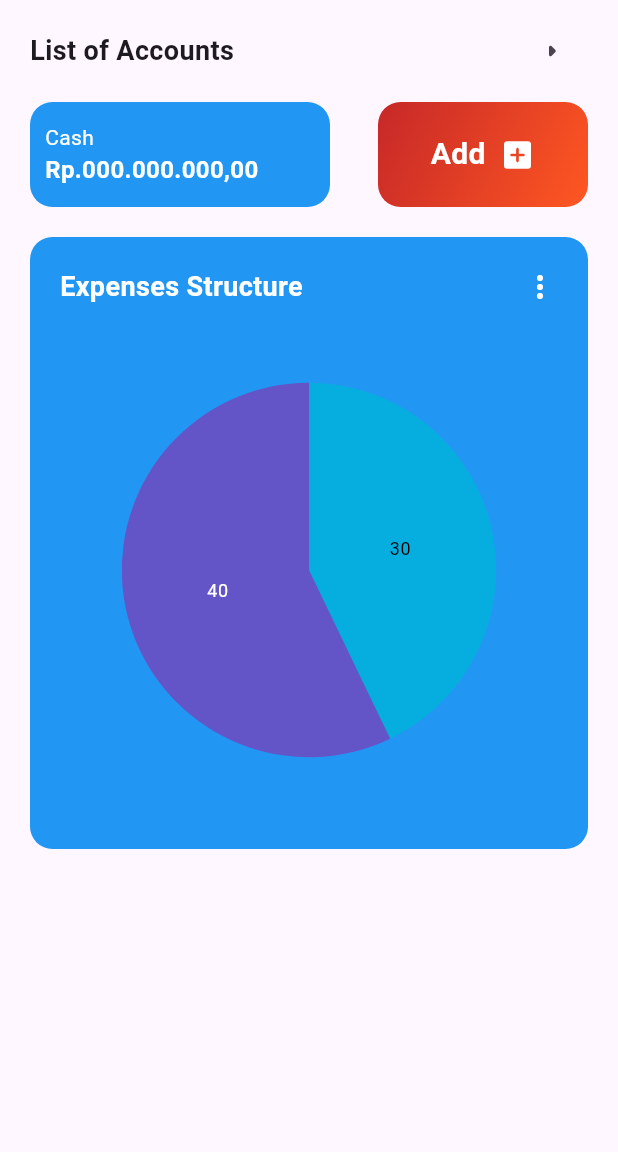
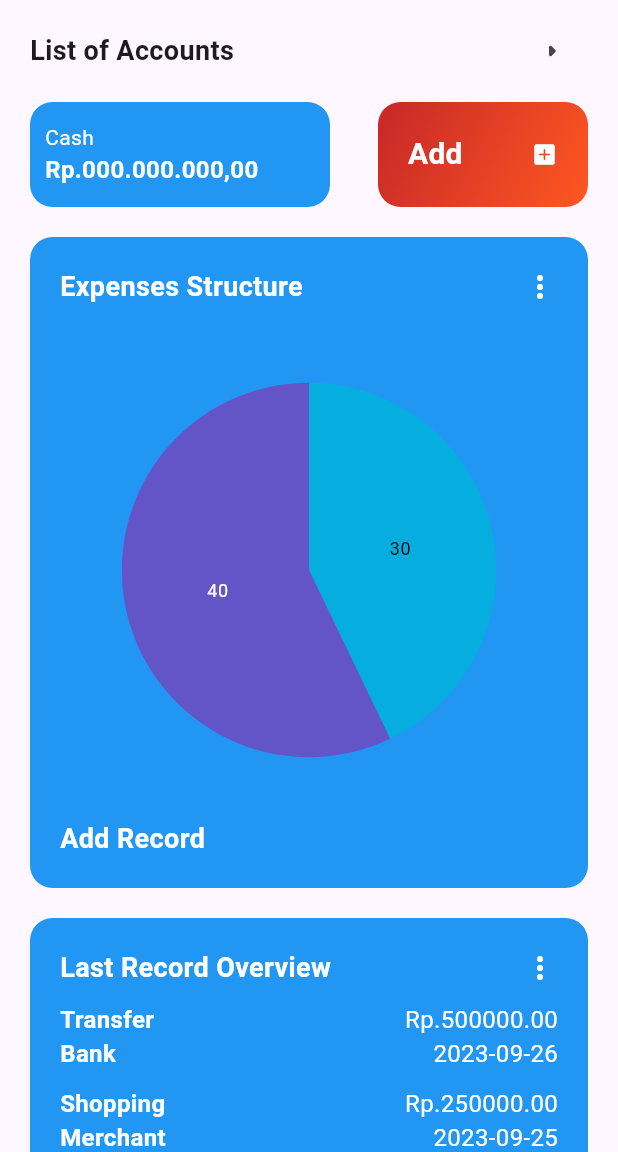
Before and after one commit to lemillionid/wallet_assist, a Flutter app: the screen it shows after launch, on a phone screen of 412 x 824 dp, the part 84-1236 px from its top. Run offline on Flutter 3.47's test engine with Material 2 defaults, Android fonts, the phone set to English and light mode, and no system bars; our stand-ins replace flutter_svg, syncfusion_flutter_charts.

Commit message:
add last record, show dialog button add

```diff
--- a/lib/src/features/home/body/body_screen.dart
+++ b/lib/src/features/home/body/body_screen.dart
@@ -2,13 +2,17 @@ import 'package:flutter/material.dart';
 import 'package:syncfusion_flutter_charts/charts.dart';
 
 class BodyScreen extends StatefulWidget {
-  const BodyScreen({super.key});
+  const BodyScreen({Key? key});
 
   @override
   State<BodyScreen> createState() => _BodyScreenState();
 }
 
 class _BodyScreenState extends State<BodyScreen> {
+  double bankTransferAmount = 500000;
+  double shoppingAmount = 250000;
+  double topupAmount = 100000;
+
   @override
   Widget build(BuildContext context) {
     return SingleChildScrollView(
@@ -17,6 +21,7 @@ class _BodyScreenState extends State<BodyScreen> {
         vertical: 10,
       ),
       child: Column(
+        crossAxisAlignment: CrossAxisAlignment.start,
         children: [
           Row(
             mainAxisAlignment: MainAxisAlignment.spaceBetween,
@@ -71,10 +76,6 @@ class _BodyScreenState extends State<BodyScreen> {
               ),
               Spacer(),
               Container(
-                padding: EdgeInsets.symmetric(
-                  horizontal: 35,
-                  vertical: 10,
-                ),
                 height: 70,
                 width: 140,
                 decoration: BoxDecoration(
@@ -91,9 +92,19 @@ class _BodyScreenState extends State<BodyScreen> {
                     end: Alignment.bottomRight,
                   ),
                 ),
+                child: ElevatedButton(
+                  onPressed: () {
+                    _showAddRecordDialog(context);
+                  },
+                  style: ElevatedButton.styleFrom(
+                    primary: Colors.transparent,
+                    elevation: 0,
+                    padding: EdgeInsets.zero,
+                  ),
                   child: Row(
                     mainAxisAlignment: MainAxisAlignment.center,
                     children: [
+                      SizedBox(width: 20),
                       Text(
                         'Add',
                         style: TextStyle(
@@ -107,29 +118,28 @@ class _BodyScreenState extends State<BodyScreen> {
                         Icons.add_box_rounded,
                         color: Colors.white,
                       ),
+                      SizedBox(width: 20),
                     ],
+                  ),
                 ),
               ),
             ],
           ),
-          SizedBox(height: 20), // Jarak vertikal sebelum box circular
-
-          // Container baru untuk diagram lingkaran
+          SizedBox(height: 20),
           Container(
-            padding: EdgeInsets.all(20), // Padding untuk judul
+            padding: EdgeInsets.all(20),
             decoration: BoxDecoration(
-              borderRadius: BorderRadius.circular(15.0), // Bentuk circular
-              color: Colors.blue, // Warna background container
+              borderRadius: BorderRadius.circular(15.0),
+              color: Colors.blue,
             ),
             child: Column(
-              // Menggunakan Column untuk mengelompokkan teks dan ikon
+              crossAxisAlignment: CrossAxisAlignment.start,
               children: [
                 Row(
-                  // Baris pertama berisi teks dan ikon rata kiri
                   children: [
                     Expanded(
                       child: Text(
-                        'Expenses Structure', // Judul Expenses Structure
+                        'Expenses Structure',
                         style: TextStyle(
                           fontSize: 18,
                           fontWeight: FontWeight.bold,
@@ -138,28 +148,221 @@ class _BodyScreenState extends State<BodyScreen> {
                       ),
                     ),
                     Icon(
-                      // Ikone "titik tiga vertikal" (more vertical) rata kanan
                       Icons.more_vert,
                       color: Colors.white,
                     ),
                   ],
                 ),
-                SizedBox(height: 10), // Jarak vertikal sebelum diagram lingkaran
+                SizedBox(height: 10),
                 AspectRatio(
-                  aspectRatio: 1.0, // Menjaga rasio aspek diagram tetap 1:1
+                  aspectRatio: 1.0,
                   child: SfCircularChart(
                     series: <CircularSeries>[
                       PieSeries<PieData, String>(
                         dataSource: [
-                          PieData('Expense 1', 30), // Misalnya, 30% biaya 1
-                          PieData('Expense 2', 40), // Misalnya, 40% biaya 2
-                          // Tambahkan data series lain jika diperlukan
+                          PieData('Expense 1', 30),
+                          PieData('Expense 2', 40),
                         ],
                         xValueMapper: (PieData data, _) => data.category,
                         yValueMapper: (PieData data, _) => data.value,
-                        dataLabelSettings: DataLabelSettings(isVisible: true), // Tampilkan label data
+                        dataLabelSettings: DataLabelSettings(isVisible: true),
                       ),
                     ],
+                  ),
+                ),
+                Align(
+                  alignment: Alignment.centerLeft,
+                  child: Text(
+                    'Add Record',
+                    style: TextStyle(
+                      fontWeight: FontWeight.bold,
+                      fontSize: 18,
+                      color: Colors.white,
+                    ),
+                  ),
+                ),
+              ],
+            ),
+          ),
+          SizedBox(height: 20),
+          Container(
+            padding: EdgeInsets.all(20),
+            decoration: BoxDecoration(
+              borderRadius: BorderRadius.circular(15.0),
+              color: Colors.blue,
+            ),
+            child: Column(
+              crossAxisAlignment: CrossAxisAlignment.start,
+              children: [
+                Row(
+                  children: [
+                    Expanded(
+                      child: Text(
+                        'Last Record Overview',
+                        style: TextStyle(
+                          fontSize: 18,
+                          fontWeight: FontWeight.bold,
+                          color: Colors.white,
+                        ),
+                      ),
+                    ),
+                    Icon(
+                      Icons.more_vert,
+                      color: Colors.white,
+                    ),
+                  ],
+                ),
+                SizedBox(height: 10),
+                Row(
+                  children: [
+                    Expanded(
+                      child: Column(
+                        crossAxisAlignment: CrossAxisAlignment.start,
+                        children: [
+                          Text(
+                            'Transfer',
+                            style: TextStyle(
+                              fontWeight: FontWeight.bold,
+                              fontSize: 16,
+                              color: Colors.white,
+                            ),
+                          ),
+                          Text(
+                            'Bank',
+                            style: TextStyle(
+                              fontWeight: FontWeight.bold,
+                              fontSize: 16,
+                              color: Colors.white,
+                            ),
+                          ),
+                        ],
+                      ),
+                    ),
+                    Column(
+                      crossAxisAlignment: CrossAxisAlignment.end,
+                      children: [
+                        Text(
+                          'Rp.${bankTransferAmount.toStringAsFixed(2)}',
+                          style: TextStyle(
+                            fontSize: 16,
+                            color: Colors.white,
+                          ),
+                        ),
+                        Text(
+                          '2023-09-26',
+                          style: TextStyle(
+                            fontSize: 16,
+                            color: Colors.white,
+                          ),
+                        ),
+                      ],
+                    ),
+                  ],
+                ),
+                SizedBox(height: 10),
+                Row(
+                  children: [
+                    Expanded(
+                      child: Column(
+                        crossAxisAlignment: CrossAxisAlignment.start,
+                        children: [
+                          Text(
+                            'Shopping',
+                            style: TextStyle(
+                              fontWeight: FontWeight.bold,
+                              fontSize: 16,
+                              color: Colors.white,
+                            ),
+                          ),
+                          Text(
+                            'Merchant',
+                            style: TextStyle(
+                              fontWeight: FontWeight.bold,
+                              fontSize: 16,
+                              color: Colors.white,
+                            ),
+                          ),
+                        ],
+                      ),
+                    ),
+                    Column(
+                      crossAxisAlignment: CrossAxisAlignment.end,
+                      children: [
+                        Text(
+                          'Rp.${shoppingAmount.toStringAsFixed(2)}',
+                          style: TextStyle(
+                            fontSize: 16,
+                            color: Colors.white,
+                          ),
+                        ),
+                        Text(
+                          '2023-09-25',
+                          style: TextStyle(
+                            fontSize: 16,
+                            color: Colors.white,
+                          ),
+                        ),
+                      ],
+                    ),
+                  ],
+                ),
+                SizedBox(height: 10),
+                Row(
+                  children: [
+                    Expanded(
+                      child: Column(
+                        crossAxisAlignment: CrossAxisAlignment.start,
+                        children: [
+                          Text(
+                            'Top-up',
+                            style: TextStyle(
+                              fontWeight: FontWeight.bold,
+                              fontSize: 16,
+                              color: Colors.white,
+                            ),
+                          ),
+                          Text(
+                            'Merchant',
+                            style: TextStyle(
+                              fontWeight: FontWeight.bold,
+                              fontSize: 16,
+                              color: Colors.white,
+                            ),
+                          ),
+                        ],
+                      ),
+                    ),
+                    Column(
+                      crossAxisAlignment: CrossAxisAlignment.end,
+                      children: [
+                        Text(
+                          'Rp.${topupAmount.toStringAsFixed(2)}',
+                          style: TextStyle(
+                            fontSize: 16,
+                            color: Colors.white,
+                          ),
+                        ),
+                        Text(
+                          '2023-09-24',
+                          style: TextStyle(
+                            fontSize: 16,
+                            color: Colors.white,
+                          ),
+                        ),
+                      ],
+                    ),
+                  ],
+                ),
+                SizedBox(height: 10),
+                Align(
+                  alignment: Alignment.centerLeft,
+                  child: Text(
+                    'Add Record',
+                    style: TextStyle(
+                      fontWeight: FontWeight.bold,
+                      fontSize: 18,
+                      color: Colors.white,
+                    ),
                   ),
                 ),
               ],
@@ -167,6 +370,46 @@ class _BodyScreenState extends State<BodyScreen> {
           ),
         ],
       ),
+    );
+  }
+
+  void _showAddRecordDialog(BuildContext context) {
+    showDialog(
+      context: context,
+      builder: (BuildContext context) {
+        return AlertDialog(
+          title: Text('Add Record'),
+          content: Column(
+            mainAxisSize: MainAxisSize.min,
+            children: [
+              ListTile(
+                leading: Icon(Icons.account_balance),
+                title: Text('Bank Sync'),
+                onTap: () {
+                  // Tambahkan logika yang sesuai saat "Bank Sync" dipilih
+                  Navigator.of(context).pop();
+                },
+              ),
+              ListTile(
+                leading: Icon(Icons.import_export),
+                title: Text('Imports'),
+                onTap: () {
+                  // Tambahkan logika yang sesuai saat "Imports" dipilih
+                  Navigator.of(context).pop();
+                },
+              ),
+              ListTile(
+                leading: Icon(Icons.touch_app),
+                title: Text('Manual Input'),
+                onTap: () {
+                  // Tambahkan logika yang sesuai saat "Manual Input" dipilih
+                  Navigator.of(context).pop();
+                },
+              ),
+            ],
+          ),
+        );
+      },
     );
   }
 }
@@ -177,175 +420,3 @@ class PieData {
 
   PieData(this.category, this.value);
 }
-
-//   @override
-//   Widget build(BuildContext context) {
-//     return Container(
-//       padding: EdgeInsets.symmetric(
-//         horizontal: 20,
-//         vertical: 10,
-//       ),
-//       child: Column(
-//         children: [
-//           Row(
-//             mainAxisAlignment: MainAxisAlignment.spaceBetween,
-//             children: [
-//               Text(
-//                 'List of Accounts',
-//                 style: TextStyle(
-//                   fontWeight: FontWeight.bold,
-//                   fontSize: 18,
-//                 ),
-//               ),
-//               IconButton(
-//                 onPressed: () {},
-//                 icon: Icon(Icons.arrow_right_rounded),
-//               ),
-//             ],
-//           ),
-//           SizedBox(height: 10),
-//           Row(
-//             mainAxisAlignment: MainAxisAlignment.spaceBetween,
-//             children: [
-//               Container(
-//                 padding: EdgeInsets.all(10),
-//                 height: 70,
-//                 width: 200,
-//                 decoration: BoxDecoration(
-//                   color: Colors.blue,
-//                   borderRadius: BorderRadius.all(
-//                     Radius.circular(15),
-//                   ),
-//                 ),
-//                 child: Column(
-//                   crossAxisAlignment: CrossAxisAlignment.start,
-//                   mainAxisAlignment: MainAxisAlignment.center,
-//                   children: [
-//                     Text(
-//                       'Cash',
-//                       style: TextStyle(
-//                         color: Colors.white,
-//                       ),
-//                     ),
-//                     Text(
-//                       'Rp.000.000.000,00',
-//                       style: TextStyle(
-//                         fontWeight: FontWeight.bold,
-//                         fontSize: 16,
-//                         color: Colors.white,
-//                       ),
-//                     )
-//                   ],
-//                 ),
-//               ),
-//               Spacer(),
-//               Container(
-//                 padding: EdgeInsets.symmetric(
-//                   horizontal: 35,
-//                   vertical: 10,
-//                 ),
-//                 height: 70,
-//                 width: 140,
-//                 decoration: BoxDecoration(
-//                   color: Colors.deepOrange,
-//                   borderRadius: BorderRadius.all(
-//                     Radius.circular(15),
-//                   ),
-//                   gradient: LinearGradient(
-//                     colors: [
-//                       Colors.red.shade800,
-//                       Colors.deepOrange,
-//                     ],
-//                     begin: Alignment.topLeft,
-//                     end: Alignment.bottomRight,
-//                   ),
-//                 ),
-//                 child: Row(
-//                   mainAxisAlignment: MainAxisAlignment.center,
-//                   children: [
-//                     Text(
-//                       'Add',
-//                       style: TextStyle(
-//                         fontWeight: FontWeight.bold,
-//                         fontSize: 20,
-//                         color: Colors.white,
-//                       ),
-//                     ),
-//                     Spacer(),
-//                     Icon(
-//                       Icons.add_box_rounded,
-//                       color: Colors.white,
-//                     ),
-//                   ],
-//                 ),
-//               ),
-//             ],
-//           ),
-//           SizedBox(height: 20), // Jarak vertikal sebelum box circular
-
-//           // Container baru untuk diagram lingkaran
-//           Container(
-//             height: double.infinity,
-//             width: double.infinity,
-//             padding: EdgeInsets.all(20), // Padding untuk judul
-//             decoration: BoxDecoration(
-//               borderRadius: BorderRadius.circular(15.0), // Bentuk circular
-//               color: Colors.blue, // Warna background container
-//             ),
-//             child: Column(
-//               // Menggunakan Column untuk mengelompokkan teks dan ikon
-//               children: [
-//                 Row(
-//                   // Baris pertama berisi teks dan ikon rata kiri
-//                   children: [
-//                     Expanded(
-//                       child: Text(
-//                         'Expenses Structure', // Judul Expenses Structure
-//                         style: TextStyle(
-//                           fontSize: 18,
-//                           fontWeight: FontWeight.bold,
-//                           color: Colors.white,
-//                         ),
-//                       ),
-//                     ),
-//                     Icon(
-//                       // Ikone "titik tiga vertikal" (more vertical) rata kanan
-//                       Icons.more_vert,
-//                       color: Colors.white,
-//                     ),
-//                   ],
-//                 ),
-//                 SizedBox(height: 10), // Jarak vertikal sebelum diagram lingkaran
-//                 AspectRatio(
-//                   aspectRatio: 1.0, // Menjaga rasio aspek diagram tetap 1:1
-//                   child: SfCircularChart(
-//                     series: <CircularSeries>[
-//                       PieSeries<PieData, String>(
-//                         dataSource: [
-//                           PieData('Expense 1', 30), // Misalnya, 30% biaya 1
-//                           PieData('Expense 2', 40), // Misalnya, 40% biaya 2
-//                           // Tambahkan data series lain jika diperlukan
-//                         ],
-//                         xValueMapper: (PieData data, _) => data.category,
-//                         yValueMapper: (PieData data, _) => data.value,
-//                         dataLabelSettings: DataLabelSettings(isVisible: true), // Tampilkan label data
-//                       ),
-//                     ],
-//                   ),
-//                 ),
-//               ],
-//             ),
-//           ),
-
-//         ],
-//       ),
-//     );
-//   }
-// }
-
-// class PieData {
-//   final String category;
-//   final double value;
-
-//   PieData(this.category, this.value);
-// }
```
Lines whose indentation alone changed are shown as unchanged.
